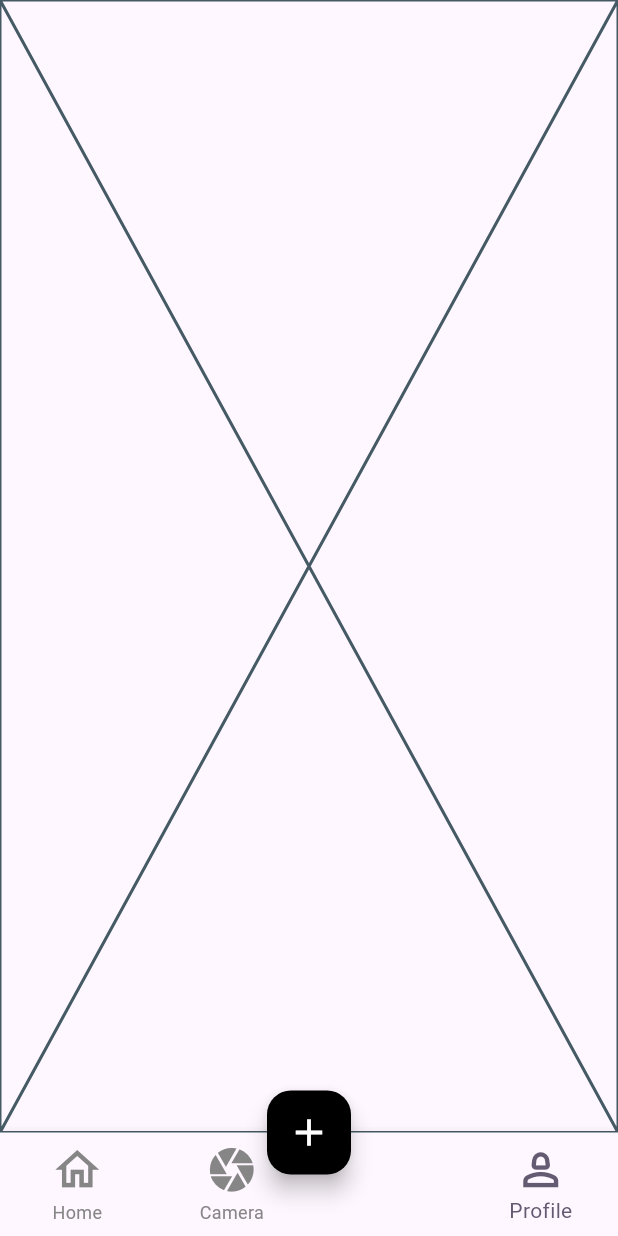
After one commit to RITWIZSINGH/WhiskerWise, a Flutter app: the screen it shows after launch, item 4 of the bottom bar chosen, after a tap on the "add" icon, on a phone screen of 412 x 824 dp. The commit adds this screen. Run offline on Flutter 3.47's test engine with Material 3 defaults, Android fonts, the phone set to English and light mode, and no system bars; our stand-ins replace google_generative_ai.

Commit message:
Made the basic structure of the app

```diff
--- /dev/null
+++ b/lib/camera_page.dart
@@ -0,0 +1,15 @@
+import 'package:flutter/material.dart';
+
+class CameraPage extends StatefulWidget {
+  const CameraPage({super.key});
+
+  @override
+  State<CameraPage> createState() => _CameraPageState();
+}
+
+class _CameraPageState extends State<CameraPage> {
+  @override
+  Widget build(BuildContext context) {
+    return const Placeholder();
+  }
+}
--- /dev/null
+++ b/lib/home_page.dart
@@ -0,0 +1,61 @@
+// ignore_for_file: avoid_print, prefer_const_constructors
+
+import 'package:flutter/material.dart';
+import 'package:google_generative_ai/google_generative_ai.dart';
+class HomePage extends StatefulWidget {
+  const HomePage({super.key});
+
+  @override
+  State<HomePage> createState() => _HomePageState();
+}
+
+class _HomePageState extends State<HomePage> {
+
+  String _response = '';
+
+  Future<void> gemini() async {
+    // Replace 'YOUR_API_KEY' with your actual API key
+    const apiKey = 'AIzaSyDhBDrzL8jyEvI6zPaINmWrnp_tT0m0EOg';
+
+    final model = GenerativeModel(model: 'gemini-1.5-flash', apiKey: apiKey);
+    final content = [Content.text('Write a story about a magic backpack.')];
+
+    try {
+      final response = await model.generateContent(content);
+      setState(() {
+        _response = response.text ?? 'No response';
+      });
+    } catch (e) {
+      print('Error: $e');
+      setState(() {
+        _response = 'Error occurred';
+      });
+    }
+  }
+  @override
+  Widget build(BuildContext context) {
+    return Scaffold(
+      appBar: AppBar(title: Text('Gemini AI Demo')),
+      body: SafeArea(
+        child: Padding(
+          padding: EdgeInsets.all(16.0),
+          child: Column(
+            crossAxisAlignment: CrossAxisAlignment.stretch,
+            children: [
+              ElevatedButton(
+                onPressed: gemini,
+                child: Text('Generate Story'),
+              ),
+              SizedBox(height: 20),
+              Expanded(
+                child: SingleChildScrollView(
+                  child: Text(_response),
+                ),
+              ),
+            ],
+          ),
+        ),
+      ),
+    );
+  }
+}
--- a/lib/main.dart
+++ b/lib/main.dart
@@ -1,7 +1,9 @@
-// ignore_for_file: avoid_print, prefer_const_constructors, avoid_unnecessary_containers
+// ignore_for_file: avoid_print, prefer_const_constructors, avoid_unnecessary_containers, unused_import
 
 import 'package:flutter/material.dart';
+import 'package:gemini_ai_app/navigation_screen.dart';
 import 'package:google_generative_ai/google_generative_ai.dart';
+import 'package:gemini_ai_app/home_page.dart';
 
 void main() {
   runApp(const MyApp());
@@ -13,65 +15,7 @@ class MyApp extends StatelessWidget {
   @override
   Widget build(BuildContext context) {
     return MaterialApp(
-      home: HomePage(),
+      home: NavigationScreen(),
     );
   }
 }
-
-class HomePage extends StatefulWidget {
-  const HomePage({super.key});
-
-  @override
-  State<HomePage> createState() => _HomePageState();
-}
-
-class _HomePageState extends State<HomePage> {
-  String _response = '';
-
-  Future<void> gemini() async {
-    // Replace 'YOUR_API_KEY' with your actual API key
-    const apiKey = 'AIzaSyDhBDrzL8jyEvI6zPaINmWrnp_tT0m0EOg';
-
-    final model = GenerativeModel(model: 'gemini-1.5-flash', apiKey: apiKey);
-    final content = [Content.text('Write a story about a magic backpack.')];
-
-    try {
-      final response = await model.generateContent(content);
-      setState(() {
-        _response = response.text ?? 'No response';
-      });
-    } catch (e) {
-      print('Error: $e');
-      setState(() {
-        _response = 'Error occurred';
-      });
-    }
-  }
-
-  @override
-  Widget build(BuildContext context) {
-    return Scaffold(
-      appBar: AppBar(title: Text('Gemini AI Demo')),
-      body: SafeArea(
-        child: Padding(
-          padding: EdgeInsets.all(16.0),
-          child: Column(
-            crossAxisAlignment: CrossAxisAlignment.stretch,
-            children: [
-              ElevatedButton(
-                onPressed: gemini,
-                child: Text('Generate Story'),
-              ),
-              SizedBox(height: 20),
-              Expanded(
-                child: SingleChildScrollView(
-                  child: Text(_response),
-                ),
-              ),
-            ],
-          ),
-        ),
-      ),
-    );
-  }
-}
--- /dev/null
+++ b/lib/navigation_screen.dart
@@ -0,0 +1,72 @@
+// ignore_for_file: prefer_const_constructors
+
+import 'package:flutter/material.dart';
+import 'home_page.dart';
+import 'package:gemini_ai_app/profile_page.dart';
+import 'camera_page.dart';
+
+class NavigationScreen extends StatefulWidget {
+  const NavigationScreen({super.key});
+
+  @override
+  State<NavigationScreen> createState() => _NavigationScreenState();
+}
+
+class _NavigationScreenState extends State<NavigationScreen> {
+  int currentIndex = 0;
+  Widget _currentPage = HomePage();
+
+  void changePage(int index) {
+    setState(() {
+      currentIndex = index;
+      if (index == 0) {
+        _currentPage = HomePage();
+      } else if (index == 1) {
+        _currentPage = const CameraPage();
+      } else if (index == 3) {
+        _currentPage = const ProfilePage();
+      }
+      // Add other pages as needed
+    });
+  }
+
+  @override
+  Widget build(BuildContext context) {
+    return Scaffold(
+      body: _currentPage,
+      floatingActionButton: FloatingActionButton(
+        onPressed: () {
+          // Add functionality for the floating action button
+        },
+        backgroundColor: Colors.black,
+        child: const Icon(
+          Icons.add,
+          color: Colors.white,
+          size: 30,
+        ),
+      ),
+      floatingActionButtonLocation: FloatingActionButtonLocation.centerDocked,
+      bottomNavigationBar: BottomNavigationBar(
+        currentIndex: currentIndex,
+        onTap: changePage,
+        iconSize: 35,
+        selectedItemColor: Theme.of(context).colorScheme.secondary,
+        unselectedItemColor: const Color.fromARGB(255, 135, 134, 134),
+        type: BottomNavigationBarType.fixed,
+        items: const [
+          BottomNavigationBarItem(
+              icon: Icon(Icons.home_outlined), label: "Home"),
+          BottomNavigationBarItem(icon: Icon(Icons.camera), label: "Camera"),
+          BottomNavigationBarItem(
+              icon: Icon(
+                Icons.arrow_back,
+                size: 0,
+              ),
+              label: ""),
+          BottomNavigationBarItem(
+              icon: Icon(Icons.person_2_outlined), label: "Profile"),
+        ],
+      ),
+    );
+  }
+}
--- /dev/null
+++ b/lib/profile_page.dart
@@ -0,0 +1,15 @@
+import 'package:flutter/material.dart';
+
+class ProfilePage extends StatefulWidget {
+  const ProfilePage({super.key});
+
+  @override
+  State<ProfilePage> createState() => _ProfilePageState();
+}
+
+class _ProfilePageState extends State<ProfilePage> {
+  @override
+  Widget build(BuildContext context) {
+    return const Placeholder();
+  }
+}
--- /dev/null
+++ b/lib/utilities/gemini_api.dart
@@ -0,0 +1,4 @@
+// ignore_for_file: avoid_print, prefer_const_constructors, avoid_unnecessary_containers, unused_import
+
+import 'package:flutter/material.dart';
+import 'package:google_generative_ai/google_generative_ai.dart';
```
